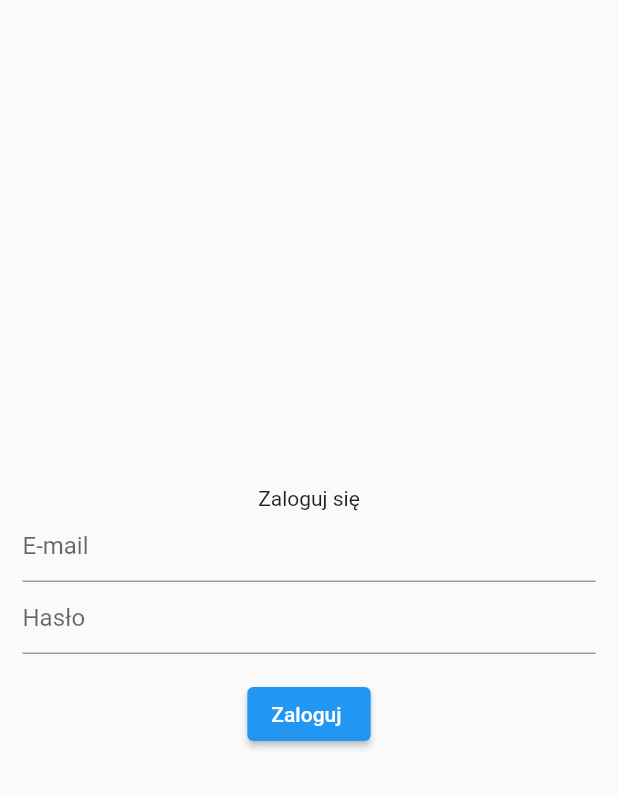
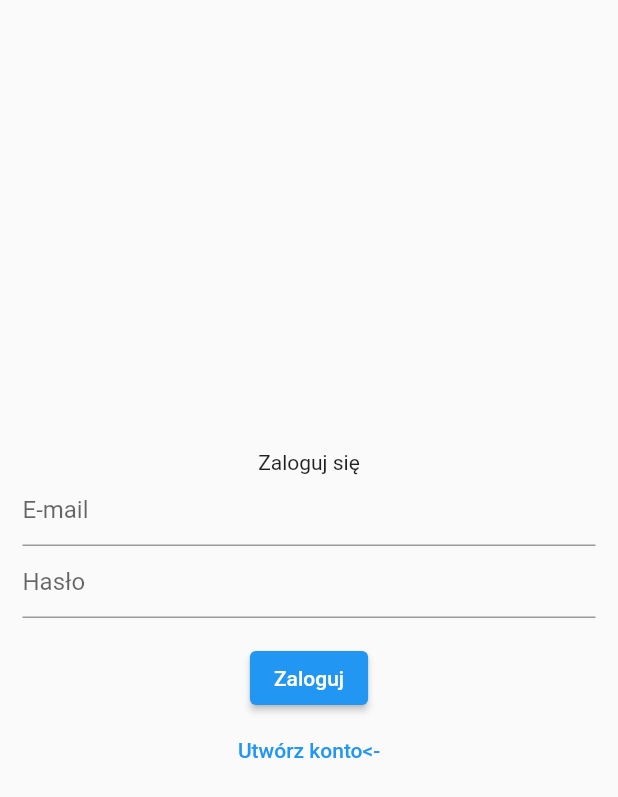
Before and after one commit to dawidzielenczuk/disney_plus, a Flutter app: the screen it shows after launch, on a phone screen of 412 x 824 dp. Shown: the top 797 px of the screen. Run offline on Flutter 3.47's test engine with Material 2 defaults, Android fonts, the phone set to English and light mode, and no system bars; our stand-ins replace firebase_auth, firebase_core; accounts and stored records are empty.

Commit message:
Add registration

```diff
--- a/lib/app/login/login_page.dart
+++ b/lib/app/login/login_page.dart
@@ -15,6 +15,7 @@ class LoginPage extends StatefulWidget {
 
 class _LoginPageState extends State<LoginPage> {
   var errorMessage = '';
+  var isCreatingAccount = false;
 
   @override
   Widget build(BuildContext context) {
@@ -25,7 +26,9 @@ class _LoginPageState extends State<LoginPage> {
           child: Column(
             mainAxisAlignment: MainAxisAlignment.center,
             children: [
-              const Text('Zaloguj się'),
+              Text(isCreatingAccount == true
+                  ? 'Zarejestruj sie'
+                  : 'Zaloguj się'),
               TextField(
                 controller: widget.emailController,
                 decoration: const InputDecoration(hintText: 'E-mail'),
@@ -38,6 +41,18 @@ class _LoginPageState extends State<LoginPage> {
               Text(errorMessage),
               ElevatedButton(
                 onPressed: () async {
+                  if (isCreatingAccount == true) {
+                    try {
+                      await FirebaseAuth.instance
+                          .createUserWithEmailAndPassword(
+                              email: widget.emailController.text,
+                              password: widget.passwordController.text);
+                    } catch (error) {
+                      setState(() {
+                        errorMessage = error.toString();
+                      });
+                    }
+                  } else {
                     try {
                       await FirebaseAuth.instance.signInWithEmailAndPassword(
                           email: widget.emailController.text,
@@ -47,9 +62,31 @@ class _LoginPageState extends State<LoginPage> {
                         errorMessage = error.toString();
                       });
                     }
+                  }
                 },
-                child: const Text('Zaloguj '),
+                child: Text(
+                    isCreatingAccount == true ? 'Zarejestruj sie' : 'Zaloguj'),
               ),
+              if (isCreatingAccount == false) ...[
+                TextButton(
+                  onPressed: () {
+                    setState(() {
+                      isCreatingAccount = true;
+                    });
+                  },
+                  child: Text('Utwórz konto<-'),
+                ),
+              ],
+              if (isCreatingAccount == true) ...[
+                TextButton(
+                  onPressed: () {
+                    setState(() {
+                      isCreatingAccount = false;
+                    });
+                  },
+                  child: Text('Masz już konto?->'),
+                ),
+              ]
             ],
           ),
         ),
```
Lines whose indentation alone changed are shown as unchanged.
